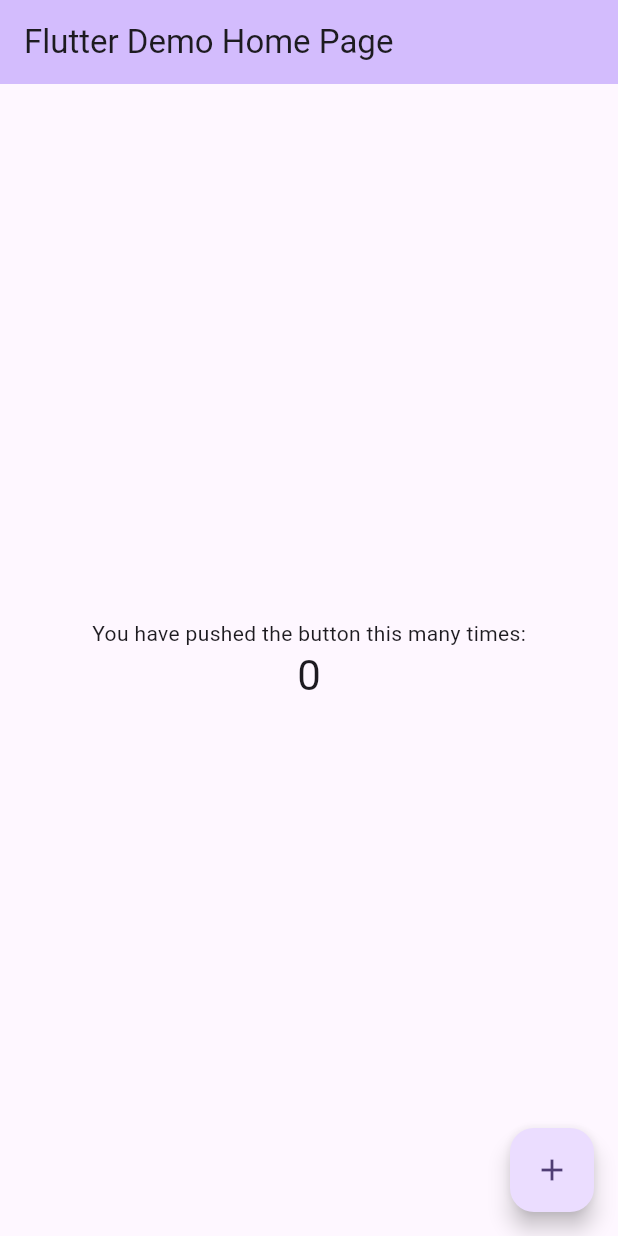
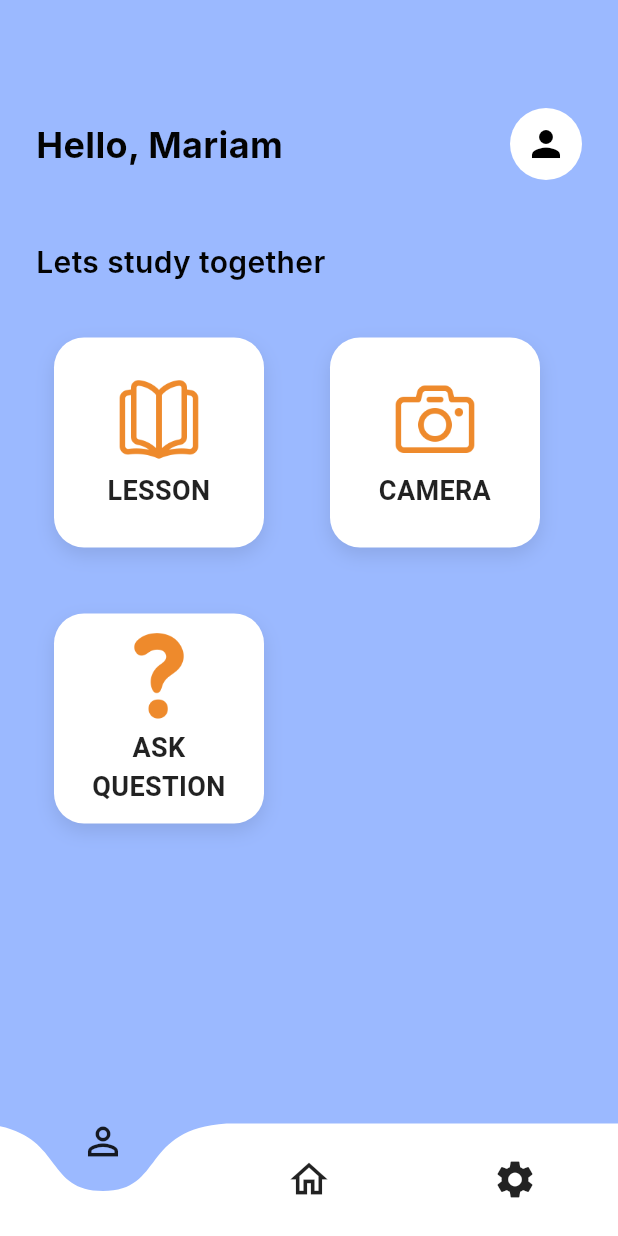
Before and after one commit to malak-0/Audoria, a Flutter app: the screen it shows after launch, on a phone screen of 412 x 824 dp. Run offline on Flutter 3.47's test engine with Material 3 defaults, Android fonts, the phone set to English and light mode, and no system bars; drawn by our look-alikes of curved_navigation_bar; Roboto replaces fonts that are missing (Inter).

Commit message:
Implement Child Home Page

```diff
--- a/lib/custom_widgets/custom_card.dart
+++ b/lib/custom_widgets/custom_card.dart
@@ -14,8 +14,8 @@ class _CustomCardState extends State<CustomCard> {
   @override
   Widget build(BuildContext context) {
     return Container(
-      width: 120,
-      height: 120,
+      width: 140,
+      height: 140,
       margin: const EdgeInsets.all(12),
       decoration: BoxDecoration(
         color: Colors.white,
@@ -38,6 +38,7 @@ class _CustomCardState extends State<CustomCard> {
           const SizedBox(height: 5),
           Text(
             widget.label,
+            textAlign: TextAlign.center,
             style: const TextStyle(
               fontSize: 18,
               fontWeight: FontWeight.bold,
--- a/lib/main.dart
+++ b/lib/main.dart
@@ -1,4 +1,5 @@
 import 'package:flutter/material.dart';
+import 'screens/child_home.dart';
 
 void main() {
   runApp(const MyApp());
@@ -7,116 +8,15 @@ void main() {
 class MyApp extends StatelessWidget {
   const MyApp({super.key});
 
-  // This widget is the root of your application.
   @override
   Widget build(BuildContext context) {
     return MaterialApp(
-      title: 'Flutter Demo',
+      title: 'Audoria',
       theme: ThemeData(
-        // This is the theme of your application.
-        //
-        // TRY THIS: Try running your application with "flutter run". You'll see
-        // the application has a purple toolbar. Then, without quitting the app,
-        // try changing the seedColor in the colorScheme below to Colors.green
-        // and then invoke "hot reload" (save your changes or press the "hot
-        // reload" button in a Flutter-supported IDE, or press "r" if you used
-        // the command line to start the app).
-        //
-        // Notice that the counter didn't reset back to zero; the application
-        // state is not lost during the reload. To reset the state, use hot
-        // restart instead.
-        //
-        // This works for code too, not just values: Most code changes can be
-        // tested with just a hot reload.
         colorScheme: ColorScheme.fromSeed(seedColor: Colors.deepPurple),
       ),
-      home: const MyHomePage(title: 'Flutter Demo Home Page'),
+      home: const ChildHomePage(username: 'Mariam'),
+      debugShowCheckedModeBanner: false,
     );
   }
 }
-
-class MyHomePage extends StatefulWidget {
-  const MyHomePage({super.key, required this.title});
-
-  // This widget is the home page of your application. It is stateful, meaning
-  // that it has a State object (defined below) that contains fields that affect
-  // how it looks.
-
-  // This class is the configuration for the state. It holds the values (in this
-  // case the title) provided by the parent (in this case the App widget) and
-  // used by the build method of the State. Fields in a Widget subclass are
-  // always marked "final".
-
-  final String title;
-
-  @override
-  State<MyHomePage> createState() => _MyHomePageState();
-}
-
-class _MyHomePageState extends State<MyHomePage> {
-  int _counter = 0;
-
-  void _incrementCounter() {
-    setState(() {
-      // This call to setState tells the Flutter framework that something has
-      // changed in this State, which causes it to rerun the build method below
-      // so that the display can reflect the updated values. If we changed
-      // _counter without calling setState(), then the build method would not be
-      // called again, and so nothing would appear to happen.
-      _counter++;
-    });
-  }
-
-  @override
-  Widget build(BuildContext context) {
-    // This method is rerun every time setState is called, for instance as done
-    // by the _incrementCounter method above.
-    //
-    // The Flutter framework has been optimized to make rerunning build methods
-    // fast, so that you can just rebuild anything that needs updating rather
-    // than having to individually change instances of widgets.
-    return Scaffold(
-      appBar: AppBar(
-        // TRY THIS: Try changing the color here to a specific color (to
-        // Colors.amber, perhaps?) and trigger a hot reload to see the AppBar
-        // change color while the other colors stay the same.
-        backgroundColor: Theme.of(context).colorScheme.inversePrimary,
-        // Here we take the value from the MyHomePage object that was created by
-        // the App.build method, and use it to set our appbar title.
-        title: Text(widget.title),
-      ),
-      body: Center(
-        // Center is a layout widget. It takes a single child and positions it
-        // in the middle of the parent.
-        child: Column(
-          // Column is also a layout widget. It takes a list of children and
-          // arranges them vertically. By default, it sizes itself to fit its
-          // children horizontally, and tries to be as tall as its parent.
-          //
-          // Column has various properties to control how it sizes itself and
-          // how it positions its children. Here we use mainAxisAlignment to
-          // center the children vertically; the main axis here is the vertical
-          // axis because Columns are vertical (the cross axis would be
-          // horizontal).
-          //
-          // TRY THIS: Invoke "debug painting" (choose the "Toggle Debug Paint"
-          // action in the IDE, or press "p" in the console), to see the
-          // wireframe for each widget.
-          mainAxisAlignment: MainAxisAlignment.center,
-          children: <Widget>[
-            const Text('You have pushed the button this many times:'),
-            Text(
-              '$_counter',
-              style: Theme.of(context).textTheme.headlineMedium,
-            ),
-          ],
-        ),
-      ),
-      floatingActionButton: FloatingActionButton(
-        onPressed: _incrementCounter,
-        tooltip: 'Increment',
-        child: const Icon(Icons.add),
-      ), // This trailing comma makes auto-formatting nicer for build methods.
-    );
-  }
-}
--- /dev/null
+++ b/lib/screens/child_home.dart
@@ -0,0 +1,62 @@
+import 'package:flutter/material.dart';
+
+import '../custom_widgets/custom_card.dart';
+import '../custom_widgets/custom_text.dart';
+import '../custom_widgets/custom_bottom_navbar.dart';
+
+class ChildHomePage extends StatelessWidget {
+  final String username;
+  const ChildHomePage({super.key, required this.username});
+
+  @override
+  Widget build(BuildContext context) {
+    return Scaffold(
+      backgroundColor: const Color(0xFF9BB9FF),
+      appBar: AppBar(backgroundColor: Colors.transparent, elevation: 0),
+      body: SafeArea(
+        child: Padding(
+          padding: const EdgeInsets.symmetric(horizontal: 24, vertical: 16),
+          child: Column(
+            crossAxisAlignment: CrossAxisAlignment.start,
+            children: [
+              Row(
+                crossAxisAlignment: CrossAxisAlignment.center,
+                children: [
+                  Expanded(child: CustomText.username('Hello, $username')),
+                  const CircleAvatar(
+                    radius: 24,
+                    backgroundColor: Colors.white,
+                    child: Icon(Icons.person, color: Colors.black, size: 28),
+                  ),
+                ],
+              ),
+              const SizedBox(height: 40),
+              CustomText.subtitle('Lets study together'),
+              const SizedBox(height: 24),
+              Wrap(
+                spacing: 20,
+                runSpacing: 20,
+                children: const [
+                  CustomCard(
+                    imagePath: 'assets/images/lesson.png',
+                    label: 'LESSON',
+                  ),
+                  CustomCard(
+                    imagePath: 'assets/images/camera.png',
+                    label: 'CAMERA',
+                  ),
+                  CustomCard(
+                    imagePath: 'assets/images/question.png',
+                    label: 'ASK\nQUESTION',
+                  ),
+                ],
+              ),
+              const Spacer(),
+            ],
+          ),
+        ),
+      ),
+      bottomNavigationBar: const BottomNavBar(),
+    );
+  }
+}
--- a/pubspec.yaml
+++ b/pubspec.yaml
@@ -60,7 +60,10 @@ flutter:
 
   # To add assets to your application, add an assets section, like this:
   assets:
-    - assets/images/file.png
+    - assets/images/
+    - assets/images/lesson.png
+    - assets/images/camera.png
+    - assets/images/question.png
   #   - images/a_dot_ham.jpeg
 
   # An image asset can refer to one or more resolution-specific "variants", see
```
Also changed, not shown: assets/images/camera.png (added), assets/images/file.png (deleted), assets/images/lesson.png (added), assets/images/question.png (added), 2 other files.
